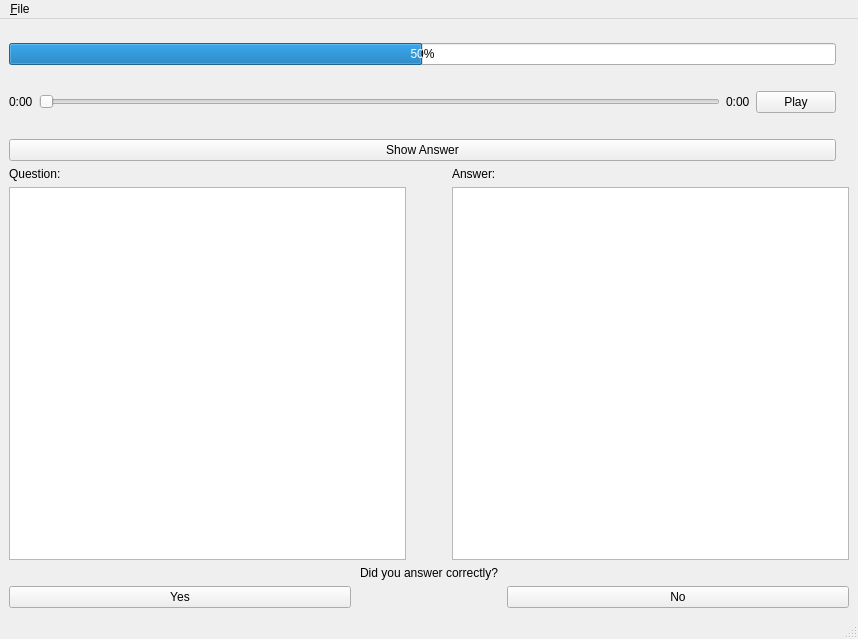
First picture: the form in MainWindow.ui, repository wshknmt/QT-SuperMemo, before the edit.
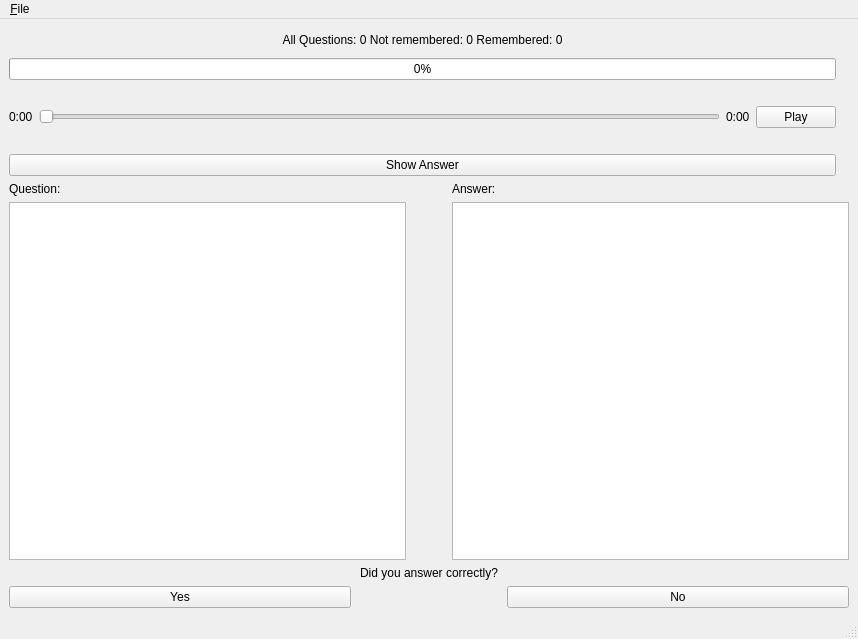
Second picture: the form after the edit.

```diff
--- a/MainWindow.ui
+++ b/MainWindow.ui
@@ -32,7 +32,33 @@
             <property name="sizeHint" stdset="0">
              <size>
               <width>20</width>
-              <height>15</height>
+              <height>5</height>
+             </size>
+            </property>
+           </spacer>
+          </item>
+          <item>
+           <widget class="QLabel" name="statusLabel">
+            <property name="text">
+             <string>All Questions: 0 Not remembered: 0 Remembered: 0</string>
+            </property>
+            <property name="alignment">
+             <set>Qt::AlignCenter</set>
+            </property>
+           </widget>
+          </item>
+          <item>
+           <spacer name="verticalSpacer_4">
+            <property name="orientation">
+             <enum>Qt::Vertical</enum>
+            </property>
+            <property name="sizeType">
+             <enum>QSizePolicy::Fixed</enum>
+            </property>
+            <property name="sizeHint" stdset="0">
+             <size>
+              <width>20</width>
+              <height>5</height>
              </size>
             </property>
            </spacer>
@@ -40,7 +66,7 @@
           <item>
            <widget class="QProgressBar" name="progressBar">
             <property name="value">
-             <number>50</number>
+             <number>0</number>
             </property>
            </widget>
           </item>
```
